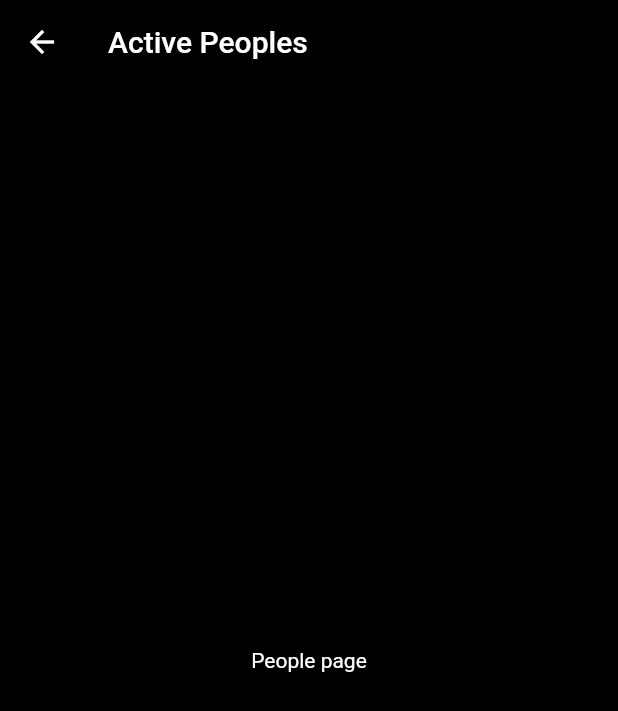
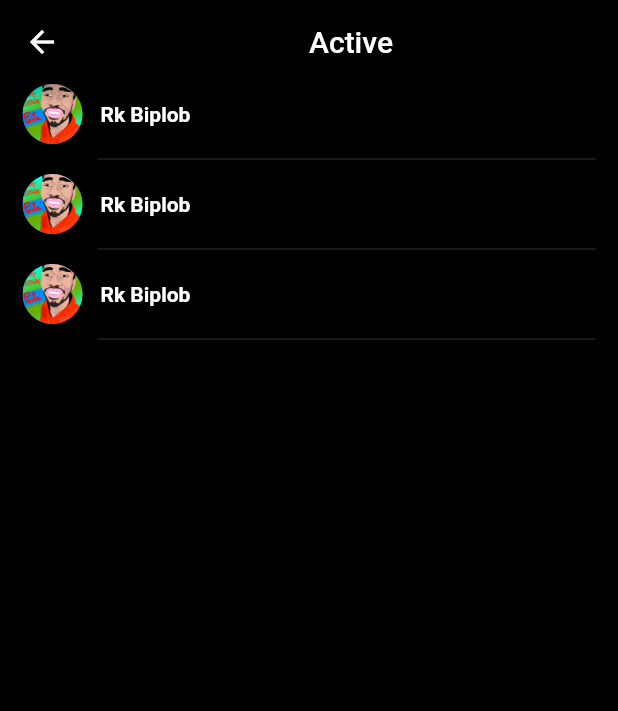
Before and after one commit to al-rafi304/messenger_UI_clone, a Flutter app: the People screen opened by its route, on a phone screen of 412 x 824 dp. Shown: the top 711 px of the screen. Run offline on Flutter 3.47's test engine with Material 2 defaults, Android fonts, the phone set to English and light mode, and no system bars.

Commit message:
Modified People page

```diff
--- a/lib/pages/people.dart
+++ b/lib/pages/people.dart
@@ -4,19 +4,79 @@ class People extends StatelessWidget {
   @override
   Widget build(BuildContext context) {
     return Scaffold(
-      backgroundColor: Colors.black,
-      appBar: AppBar(
         backgroundColor: Colors.black,
-        title: Text(
-          "Active Peoples",
-          style: TextStyle(color: Colors.white),
+        appBar: AppBar(
+          backgroundColor: Colors.black,
+          title: Center(
+            child: Row(
+              mainAxisAlignment: MainAxisAlignment.center,
+              mainAxisSize: MainAxisSize.min,
+              children: [
+                Text(
+                  "Active",
+                  style: TextStyle(color: Colors.white, ),
+                  textAlign: TextAlign.center,
+                ),
+              ],
+            ),
+          ),
         ),
-      ),
-      body: Center(
-          child: Text(
-        "People page",
-        style: TextStyle(color: Colors.white),
-      )),
-    );
+        body: Padding(
+          padding: const EdgeInsets.fromLTRB(15, 0, 15, 0),
+          child: SingleChildScrollView(
+            scrollDirection: Axis.vertical,
+            child: Column(
+              children: [
+                PeoplesItem(name: 'Rk Biplob', picPath: 'assets/03.jpg'),
+                Divider(
+                  color: Colors.grey[900],
+                  thickness: 1,
+                  height: 20,
+                  indent: 50,
+                ),
+                PeoplesItem(name: 'Rk Biplob', picPath: 'assets/03.jpg'),
+                Divider(
+                  color: Colors.grey[900],
+                  thickness: 1,
+                  height: 20,
+                  indent: 50,
+                ),
+                PeoplesItem(name: 'Rk Biplob', picPath: 'assets/03.jpg'),
+                Divider(
+                  color: Colors.grey[900],
+                  thickness: 1,
+                  height: 20,
+                  indent: 50,
+                )
+              ],
+            ),
+          ),
+        ));
   }
 }
+
+class PeoplesItem extends StatelessWidget {
+  final String picPath;
+  final String name;
+
+  PeoplesItem({this.picPath, this.name});
+
+  @override
+  Widget build(BuildContext context) {
+    return Container(
+        child: Row(
+      children: [
+        CircleAvatar(
+          backgroundImage: AssetImage(picPath),
+        ),
+        SizedBox(
+          width: 12,
+        ),
+        Text(
+          name,
+          style: TextStyle(color: Colors.white, fontWeight: FontWeight.bold),
+        ),
+      ],
+    ));
+  }
+}
```
